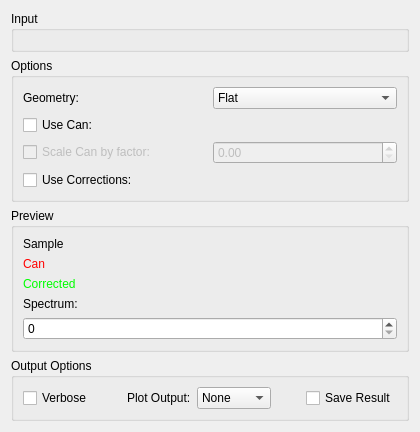
First picture: the form in Code/Mantid/MantidQt/CustomInterfaces/inc/MantidQtCustomInterfaces/Indirect/ApplyCorr.ui, repository mantidproject/mantid, before the edit.
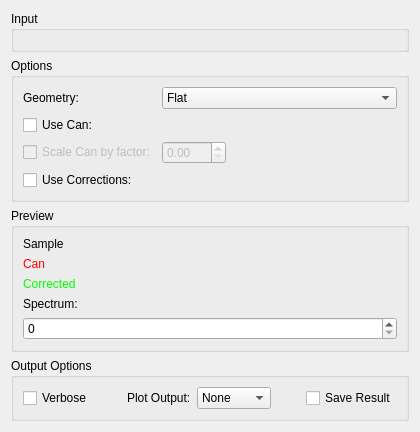
Second picture: the form after the edit. Custom widgets are drawn as their Qt base class.

Commit message:
Small change to IDA Apply Corr
Refs #10960

The edit to the form file:
```diff
--- a/Code/Mantid/MantidQt/CustomInterfaces/inc/MantidQtCustomInterfaces/Indirect/ApplyCorr.ui
+++ b/Code/Mantid/MantidQt/CustomInterfaces/inc/MantidQtCustomInterfaces/Indirect/ApplyCorr.ui
@@ -7,7 +7,7 @@
     <x>0</x>
     <y>0</y>
     <width>420</width>
-    <height>418</height>
+    <height>420</height>
    </rect>
   </property>
   <property name="windowTitle">
@@ -166,6 +166,8 @@
        </widget>
       </item>
       <item row="3" column="1">
+       <layout class="QHBoxLayout" name="loScaleFactor">
+        <item>
        <widget class="QDoubleSpinBox" name="spCanScale">
         <property name="enabled">
          <bool>false</bool>
@@ -174,6 +176,21 @@
          <double>999.990000000000009</double>
         </property>
        </widget>
+        </item>
+        <item>
+         <spacer name="horizontalSpacer">
+          <property name="orientation">
+           <enum>Qt::Horizontal</enum>
+          </property>
+          <property name="sizeHint" stdset="0">
+           <size>
+            <width>40</width>
+            <height>20</height>
+           </size>
+          </property>
+         </spacer>
+        </item>
+       </layout>
       </item>
      </layout>
     </widget>
```
Lines whose indentation alone changed are shown as unchanged.
